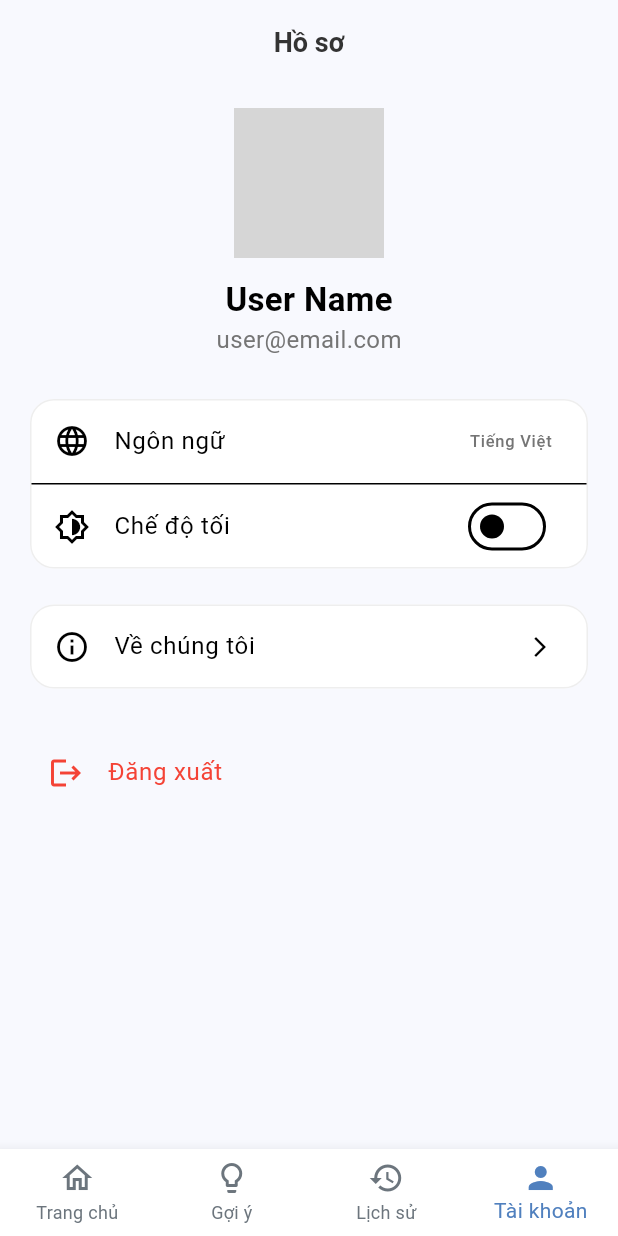
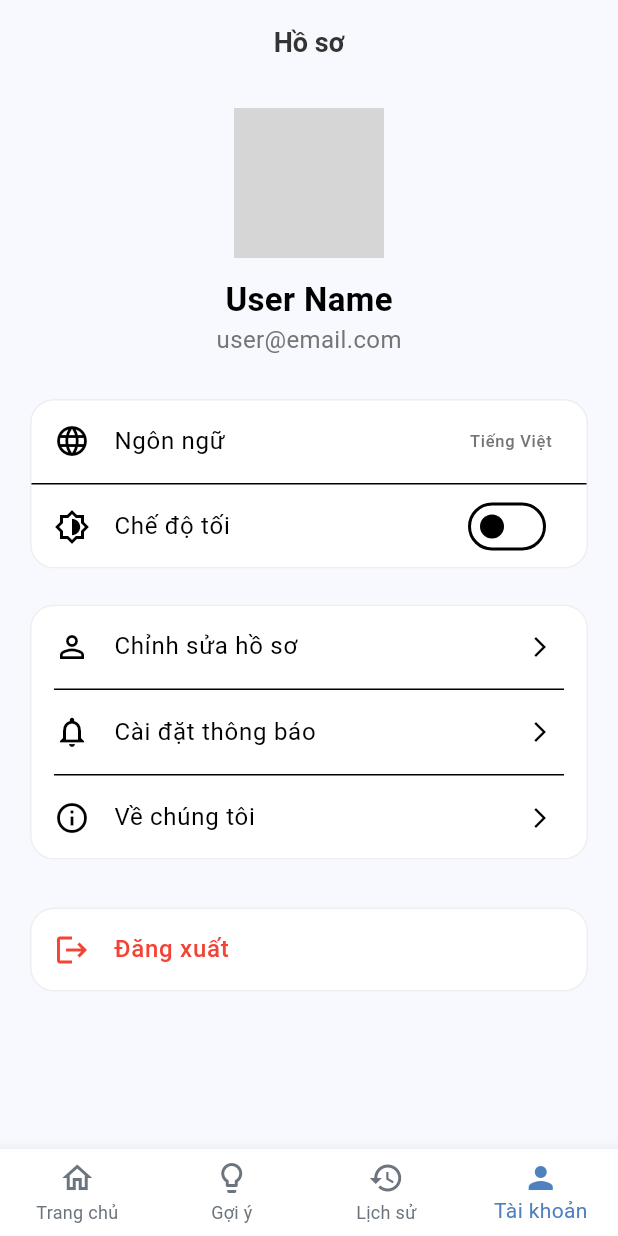
Before and after one commit to htrsng/btl_tbdd_NO5_trang-thanh, a Flutter app: the screen it shows after launch, item 4 of the bottom bar chosen, on a phone screen of 412 x 824 dp. Run offline on Flutter 3.47's test engine with Material 3 defaults, Android fonts, the phone set to English and light mode, and no system bars; our stand-ins replace fl_chart, flutter_riverpod, image_picker, lottie, shared_preferences; network calls fail; grey boxes are pictures that could not be loaded.

Commit message:
cap nhat

```diff
--- a/app/lib/screens/profile_screen.dart
+++ b/app/lib/screens/profile_screen.dart
@@ -1,4 +1,3 @@
-// Màn hình Hồ sơ, cho phép người dùng thay đổi Ngôn ngữ và Chế độ Sáng/Tối.
 import 'package:flutter/material.dart';
 import 'package:flutter_riverpod/flutter_riverpod.dart';
 import '../l10n/app_localizations.dart';
@@ -8,6 +7,7 @@ import 'about_us_screen.dart';
 
 class ProfileScreen extends ConsumerWidget {
   const ProfileScreen({super.key});
+
   String _getCurrentLanguageName(Locale locale) {
     switch (locale.languageCode) {
       case 'vi':
@@ -50,7 +50,6 @@ class ProfileScreen extends ConsumerWidget {
           Card(
             child: Column(
               children: [
-                // [ Mục chọn ngôn ngữ
                 ListTile(
                   leading: const Icon(Icons.language_outlined),
                   title: Text(l10n.language),
@@ -61,7 +60,6 @@ class ProfileScreen extends ConsumerWidget {
                   onTap: () => _showLanguageDialog(context, ref, l10n),
                 ),
                 const Divider(height: 1),
-                // Mục Chế độ tối
                 SwitchListTile(
                   secondary: const Icon(Icons.brightness_6_outlined),
                   title: Text(l10n.darkMode),
@@ -82,6 +80,20 @@ class ProfileScreen extends ConsumerWidget {
             child: Column(
               children: [
                 ListTile(
+                  leading: const Icon(Icons.person_outline),
+                  title: Text(l10n.editProfile),
+                  trailing: const Icon(Icons.arrow_forward_ios, size: 16),
+                  onTap: () {},
+                ),
+                const Divider(height: 1, indent: 16, endIndent: 16),
+                ListTile(
+                  leading: const Icon(Icons.notifications_none_outlined),
+                  title: Text(l10n.notifications),
+                  trailing: const Icon(Icons.arrow_forward_ios, size: 16),
+                  onTap: () {},
+                ),
+                const Divider(height: 1, indent: 16, endIndent: 16),
+                ListTile(
                   leading: const Icon(Icons.info_outline),
                   title: Text(l10n.aboutUs),
                   trailing: const Icon(Icons.arrow_forward_ios, size: 16),
@@ -93,10 +105,16 @@ class ProfileScreen extends ConsumerWidget {
           ),
           const SizedBox(height: 24),
 
-          ListTile(
-            leading: const Icon(Icons.logout, color: Colors.red),
-            title: Text(l10n.logout, style: const TextStyle(color: Colors.red)),
-            onTap: () {},
+          Card(
+            child: ListTile(
+              leading: const Icon(Icons.logout, color: Colors.red),
+              title: Text(l10n.logout,
+                  style: const TextStyle(
+                      color: Colors.red,
+                      fontWeight: FontWeight.w500,
+                      fontSize: 16)),
+              onTap: () {},
+            ),
           ),
         ],
       ),
```
Also changed, not shown: 3 other files.
